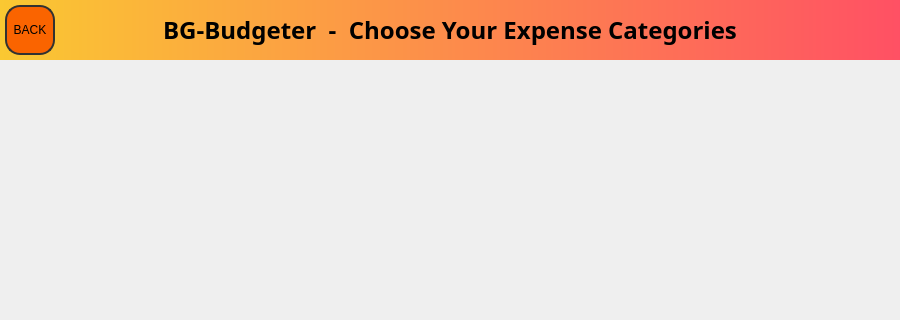
BenSGrant/BG-Budgeter, file QtUiFiles/budgeter.ui: the form before one commit; both pictures show x 0 to 900 and y 0 to 320 of the 900 by 600 pixel window.
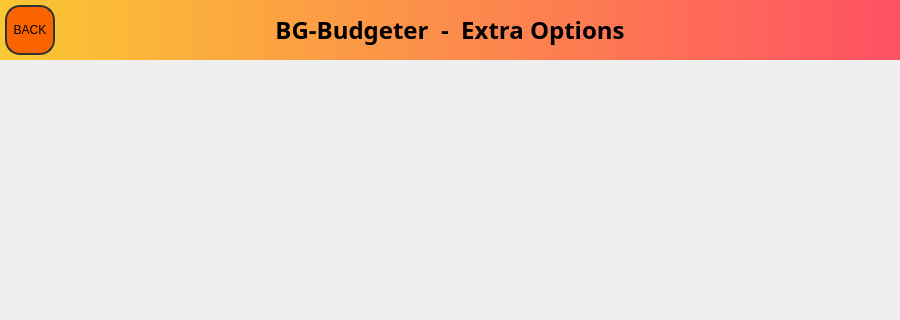
The form after the commit. The open tabs and pages were chosen to show the change.

Commit message: changed ui page titles

Patch:
```diff
--- a/QtUiFiles/budgeter.ui
+++ b/QtUiFiles/budgeter.ui
@@ -339,7 +339,7 @@
       <string notr="true">background-color: qlineargradient(spread:pad, x1:0, y1:0, x2:1, y2:0, stop:0 rgba(250, 200, 50, 255), stop:1 rgba(255, 80, 100, 255));</string>
      </property>
      <property name="text">
-      <string>BG-Budgeter  -  Choose Your Expense Categories</string>
+      <string>BG-Budgeter  -  Extra Options</string>
      </property>
      <property name="alignment">
       <set>Qt::AlignCenter</set>
```
Left out of the diff: 2 changed lines with no effect on the pictures. The commit also changes 1 other file.
